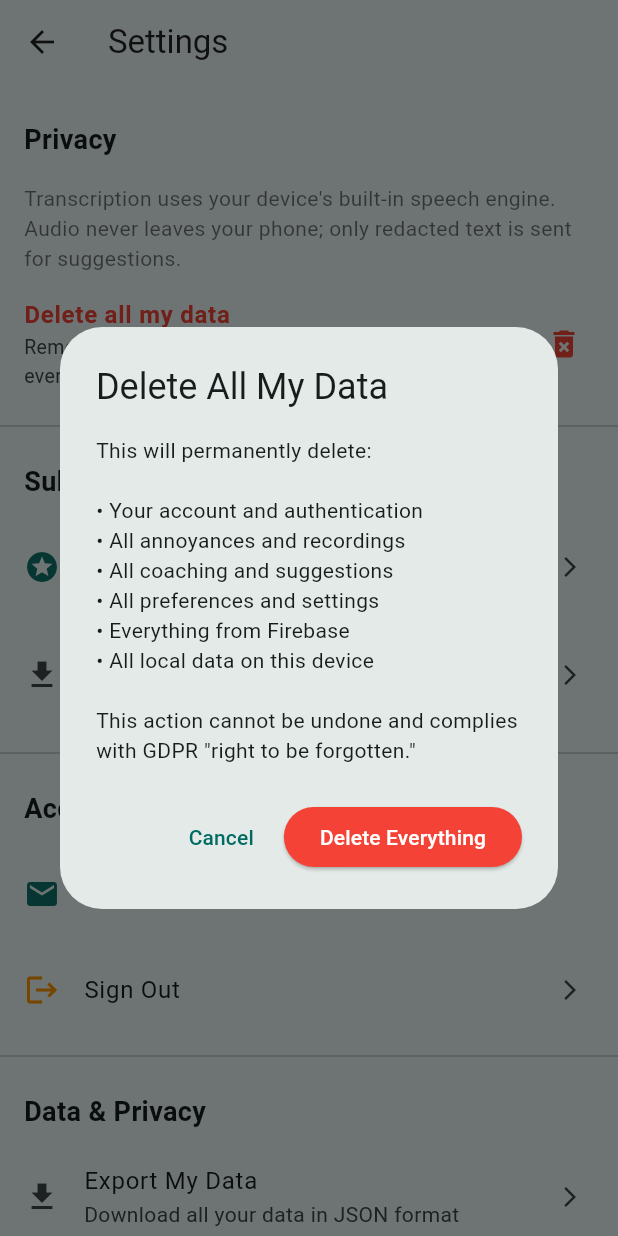
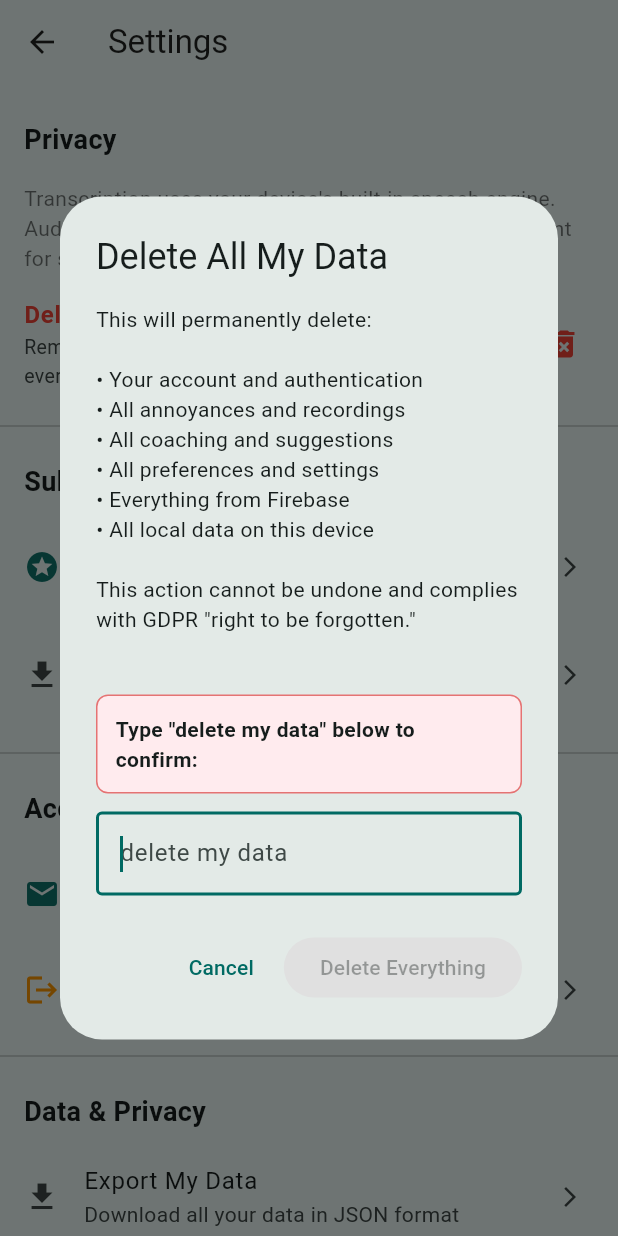
Before and after one commit to cglendenning/annoyed, a Flutter app: the SettingsScreen screen opened directly, after a tap on "Delete all my data", on a phone screen of 412 x 824 dp. Run offline on Flutter 3.47's test engine with Material 3 defaults, Android fonts, the light colour scheme and no system bars; our stand-ins replace cloud_firestore, cloud_functions, firebase_auth, firebase_core, flutter_dotenv, google_sign_in and 4 more; missing offline and left inert: purchases_flutter; accounts and stored records are empty; generated files the repository leaves out were written again.

Commit message:
Add requirement to type 'delete my data' before deleting data

```diff
--- a/lib/screens/settings_screen.dart
+++ b/lib/screens/settings_screen.dart
@@ -308,11 +308,23 @@ class _SettingsScreenState extends State<SettingsScreen> {
       return;
     }
 
+    // Show confirmation dialog with text input requirement
     final confirm = await showDialog<bool>(
       context: context,
-      builder: (context) => AlertDialog(
+      builder: (context) {
+        final confirmTextController = TextEditingController();
+        bool isValid = false;
+
+        return StatefulBuilder(
+          builder: (context, setDialogState) {
+            return AlertDialog(
               title: const Text('Delete All My Data'),
-        content: const Text(
+              content: SingleChildScrollView(
+                child: Column(
+                  mainAxisSize: MainAxisSize.min,
+                  crossAxisAlignment: CrossAxisAlignment.start,
+                  children: [
+                    const Text(
                       'This will permanently delete:\n\n'
                       '• Your account and authentication\n'
                       '• All annoyances and recordings\n'
@@ -320,7 +332,42 @@ class _SettingsScreenState extends State<SettingsScreen> {
                       '• All preferences and settings\n'
                       '• Everything from Firebase\n'
                       '• All local data on this device\n\n'
-          'This action cannot be undone and complies with GDPR "right to be forgotten."',
+                      'This action cannot be undone and complies with GDPR "right to be forgotten."\n\n',
+                    ),
+                    Container(
+                      padding: const EdgeInsets.all(12),
+                      decoration: BoxDecoration(
+                        color: Colors.red.shade50,
+                        borderRadius: BorderRadius.circular(8),
+                        border: Border.all(color: Colors.red.shade300),
+                      ),
+                      child: const Text(
+                        'Type "delete my data" below to confirm:',
+                        style: TextStyle(
+                          fontWeight: FontWeight.bold,
+                          fontSize: 14,
+                        ),
+                      ),
+                    ),
+                    const SizedBox(height: 12),
+                    TextField(
+                      controller: confirmTextController,
+                      autofocus: true,
+                      decoration: InputDecoration(
+                        hintText: 'delete my data',
+                        border: const OutlineInputBorder(),
+                        errorText: confirmTextController.text.isNotEmpty && !isValid
+                            ? 'Must match exactly'
+                            : null,
+                      ),
+                      onChanged: (value) {
+                        setDialogState(() {
+                          isValid = value.trim().toLowerCase() == 'delete my data';
+                        });
+                      },
+                    ),
+                  ],
+                ),
               ),
               actions: [
                 TextButton(
@@ -328,15 +375,21 @@ class _SettingsScreenState extends State<SettingsScreen> {
                   child: const Text('Cancel'),
                 ),
                 ElevatedButton(
-            onPressed: () => Navigator.of(context).pop(true),
+                  onPressed: isValid
+                      ? () => Navigator.of(context).pop(true)
+                      : null,
                   style: ElevatedButton.styleFrom(
                     backgroundColor: Colors.red,
                     foregroundColor: Colors.white,
+                    disabledBackgroundColor: Colors.grey.shade300,
                   ),
                   child: const Text('Delete Everything'),
                 ),
               ],
-      ),
+            );
+          },
+        );
+      },
     );
 
     if (confirm == true) {
@@ -450,6 +503,12 @@ class _SettingsScreenState extends State<SettingsScreen> {
         }
 
         debugPrint('[Settings] deleteAccount completed successfully');
+
+        // Reset onboarding flags so user sees onboarding on next launch
+        final prefs = await SharedPreferences.getInstance();
+        await prefs.remove('onboarding_completed');
+        await prefs.remove('has_ever_signed_in_with_email');
+        debugPrint('[Settings] Cleared onboarding flags');
 
         if (!mounted) return;
 
```
Lines whose indentation alone changed are shown as unchanged.
